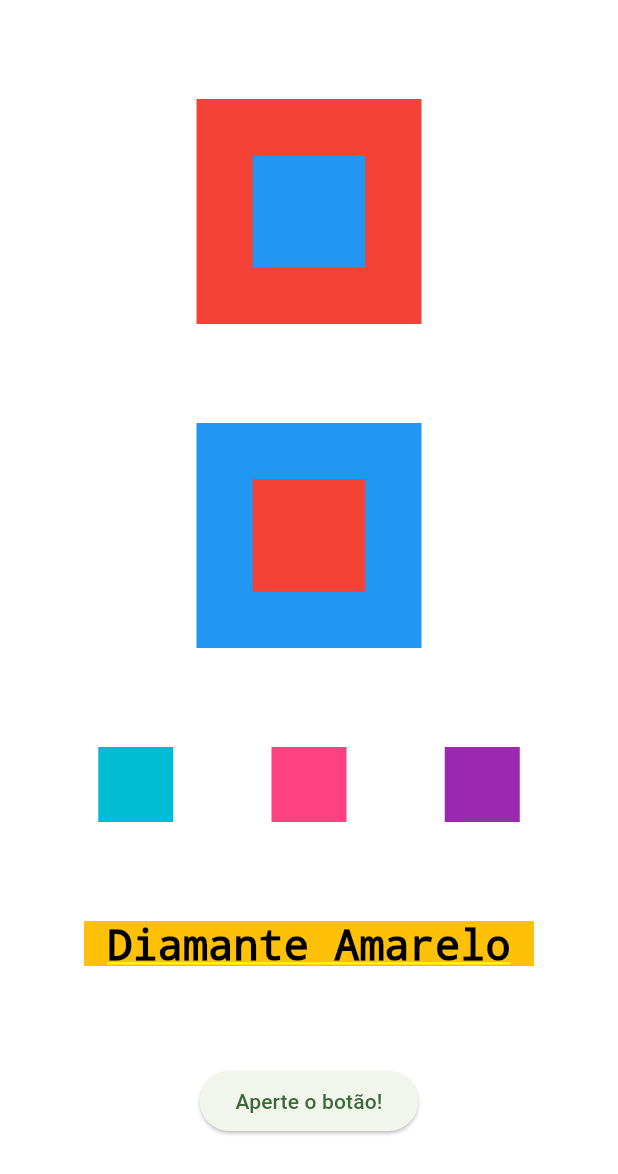
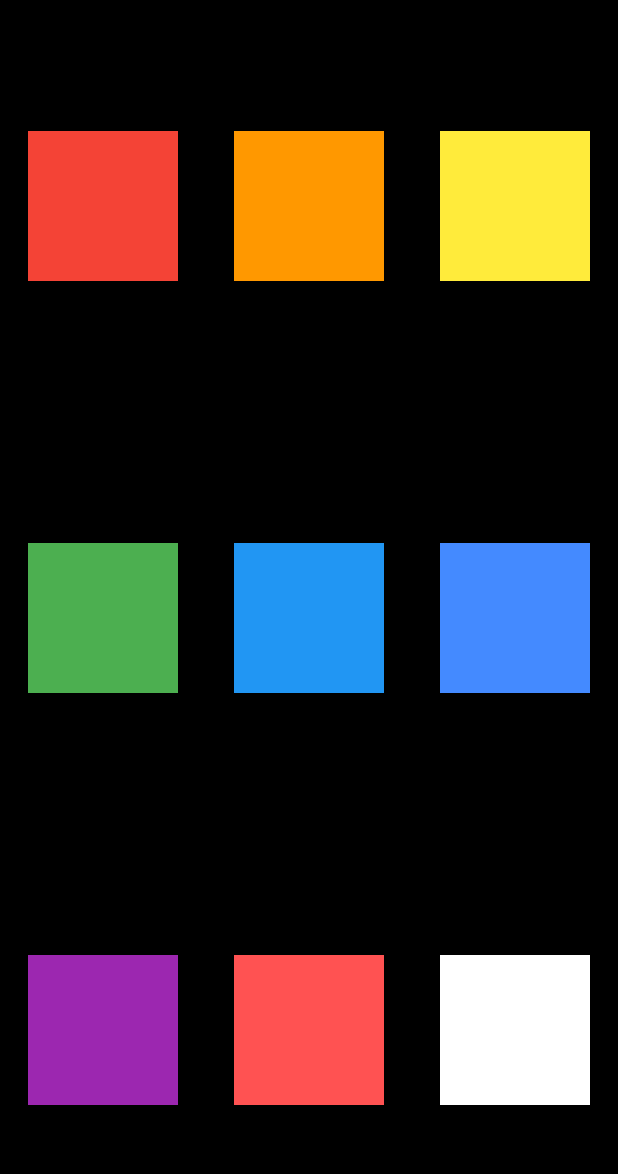
Before and after one commit to pmagaldi/Aprendendo_Flutter, a Flutter app: the screen it shows after launch, on a phone screen of 412 x 824 dp. Shown: the top 1174 px of the screen. Run offline on Flutter 3.47's test engine with Material 2 defaults, Android fonts, the phone set to English and light mode, and no system bars.

Commit message:
Criando pagina para exercício da aula 1

```diff
--- a/lib/main.dart
+++ b/lib/main.dart
@@ -10,11 +10,20 @@ class MyApp extends StatelessWidget {
   @override
   Widget build(BuildContext context) {
     return MaterialApp(
-      title: 'Flutter Demo',
-      theme: ThemeData(
-        colorScheme: ColorScheme.fromSeed(seedColor: Colors.green),
-        useMaterial3: true,
-      ),
+        title: 'Flutter Demo',
+        theme: ThemeData(
+          colorScheme: ColorScheme.fromSeed(seedColor: Colors.green),
+          useMaterial3: true,
+        ),
+        home: ExercicioPage());
+  }
+}
+
+class AulaPage extends StatelessWidget {
+  @override
+  Widget build(BuildContext context) {
+    return MaterialApp(
+      title: 'Primeiro Projeto',
       home: Container(
         color: Colors.white,
         child: Column(
@@ -76,7 +85,7 @@ class MyApp extends StatelessWidget {
               color: Colors.amber,
               height: 30,
               width: 300,
-              child: Text(
+              child: const Text(
                 'Diamante Amarelo',
                 style: TextStyle(
                   color: Colors.black,
@@ -89,7 +98,7 @@ class MyApp extends StatelessWidget {
               onPressed: () {
                 print('Você apertou o botão');
               },
-              child: Text('Aperte o botão!'),
+              child: const Text('Aperte o botão!'),
             )
           ],
         ),
@@ -97,3 +106,84 @@ class MyApp extends StatelessWidget {
     );
   }
 }
+
+class ExercicioPage extends StatelessWidget {
+  @override
+  Widget build(BuildContext context) {
+    return MaterialApp(
+      title: "Exercício App",
+      home: Container(
+        color: Colors.black,
+        child: Column(
+          mainAxisAlignment: MainAxisAlignment.spaceAround,
+          crossAxisAlignment: CrossAxisAlignment.center,
+          children: [
+            Row(
+              mainAxisAlignment: MainAxisAlignment.spaceAround,
+              crossAxisAlignment: CrossAxisAlignment.center,
+              children: [
+                Container(
+                  color: Colors.red,
+                  height: 100,
+                  width: 100,
+                ),
+                Container(
+                  color: Colors.orange,
+                  height: 100,
+                  width: 100,
+                ),
+                Container(
+                  color: Colors.yellow,
+                  height: 100,
+                  width: 100,
+                )
+              ],
+            ),
+            Row(
+              mainAxisAlignment: MainAxisAlignment.spaceAround,
+              crossAxisAlignment: CrossAxisAlignment.center,
+              children: [
+                Container(
+                  color: Colors.green,
+                  height: 100,
+                  width: 100,
+                ),
+                Container(
+                  color: Colors.blue,
+                  height: 100,
+                  width: 100,
+                ),
+                Container(
+                  color: Colors.blueAccent,
+                  height: 100,
+                  width: 100,
+                )
+              ],
+            ),
+            Row(
+              mainAxisAlignment: MainAxisAlignment.spaceAround,
+              crossAxisAlignment: CrossAxisAlignment.center,
+              children: [
+                Container(
+                  color: Colors.purple,
+                  height: 100,
+                  width: 100,
+                ),
+                Container(
+                  color: Colors.redAccent,
+                  height: 100,
+                  width: 100,
+                ),
+                Container(
+                  color: Colors.white,
+                  height: 100,
+                  width: 100,
+                )
+              ],
+            ),
+          ],
+        ),
+      ),
+    );
+  }
+}
```
